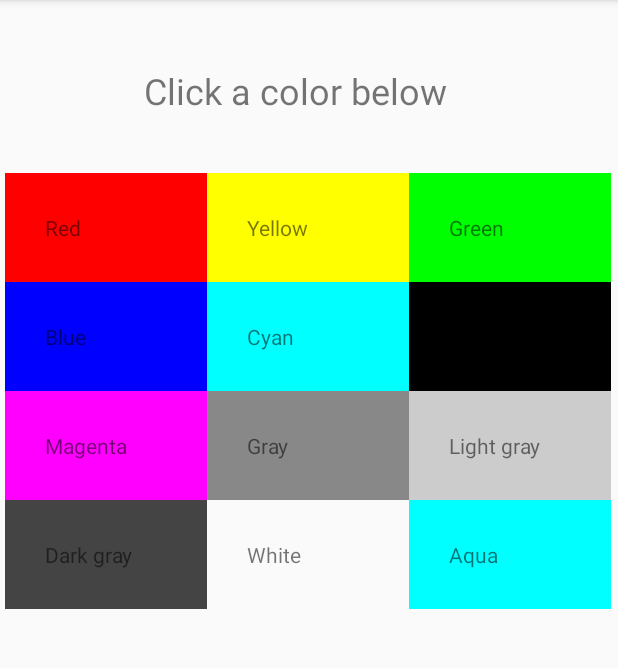
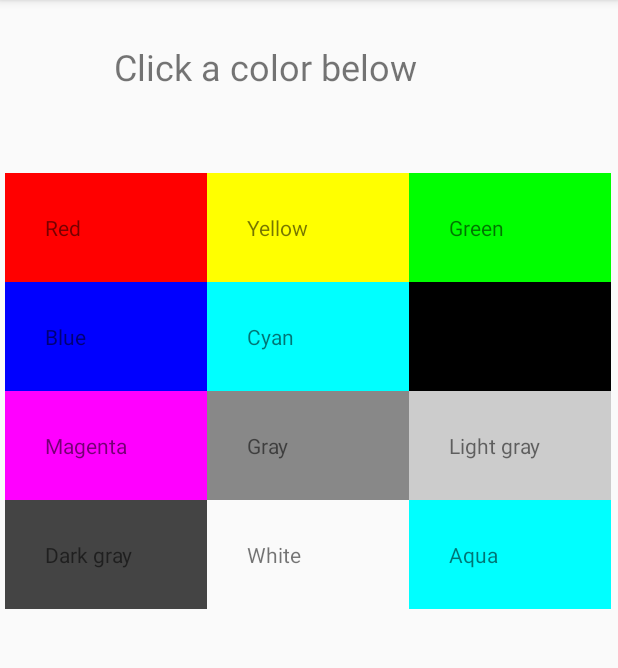
Before and after one commit to tuj39467/ColorChangingApp, an Android app: the screen it shows after launch (PaletteActivity), on a phone screen of 412 x 824 dp, the part 84-752 px from its top. Run offline under Robolectric (Android 15) with nearby library versions, the phone set to English and light mode, and no system bars.

Commit message:
Added instructions to app as a textview and changed the activity labels to reference French resources.

```diff
--- a/app/src/main/java/edu/temple/colorchangingapp/CanvasActivity.java
+++ b/app/src/main/java/edu/temple/colorchangingapp/CanvasActivity.java
@@ -2,6 +2,7 @@ package edu.temple.colorchangingapp;
 
 import android.app.Activity;
 import android.content.Intent;
+import android.content.res.Resources;
 import android.graphics.Color;
 import android.os.Bundle;
 import android.widget.BaseAdapter;
@@ -14,6 +15,7 @@ import android.widget.TextView;
 public class CanvasActivity extends AppCompatActivity {
     ConstraintLayout myLayout;
    // TextView text;
+   //Resources res = CanvasActivity.getResources();
     @Override
     protected void onCreate(Bundle savedInstanceState) {
         super.onCreate(savedInstanceState);
--- a/app/src/main/java/edu/temple/colorchangingapp/ColorAdapter.java
+++ b/app/src/main/java/edu/temple/colorchangingapp/ColorAdapter.java
@@ -1,6 +1,7 @@
 package edu.temple.colorchangingapp;
 
 import android.content.Context;
+import android.content.res.Resources;
 import android.graphics.Color;
 import android.view.View;
 import android.view.ViewGroup;
@@ -10,11 +11,13 @@ import android.widget.TextView;
 public class ColorAdapter extends BaseAdapter {
         Context context;
         String[] colors;
-
+//<string name="label">Activité de toile</string>
         public ColorAdapter(Context context,String[] colors){
             this.context = context;
             this.colors = colors;
         }
+
+
 
         @Override
         public int getCount() {
--- a/app/src/main/res/layout/activity_main.xml
+++ b/app/src/main/res/layout/activity_main.xml
@@ -25,10 +25,10 @@
 
     <TextView
         android:id="@+id/textView"
-        android:layout_width="215dp"
-        android:layout_height="43dp"
-        android:layout_marginStart="96dp"
-        android:layout_marginTop="44dp"
+        android:layout_width="256dp"
+        android:layout_height="65dp"
+        android:layout_marginStart="76dp"
+        android:layout_marginTop="28dp"
         android:text="@string/instruction"
         android:textSize="24sp"
         app:layout_constraintStart_toStartOf="parent"
--- a/app/src/main/res/values/strings.xml
+++ b/app/src/main/res/values/strings.xml
@@ -1,6 +1,7 @@
 <resources>
     <string name="app_name">Color Changing App</string>
     <string name="label">Canvas Activity</string>
+    <string name="label1">Palette Activity</string>
     <string name="Red">Red</string>
     <string name="Yellow">Yellow</string>
     <string name="Green">Green</string>
```
Also changed, not shown: app/src/main/AndroidManifest.xml (+4 -3 lines), app/src/main/res/layout/canvasactivity.xml (+0 -13 lines), 1 other file.
